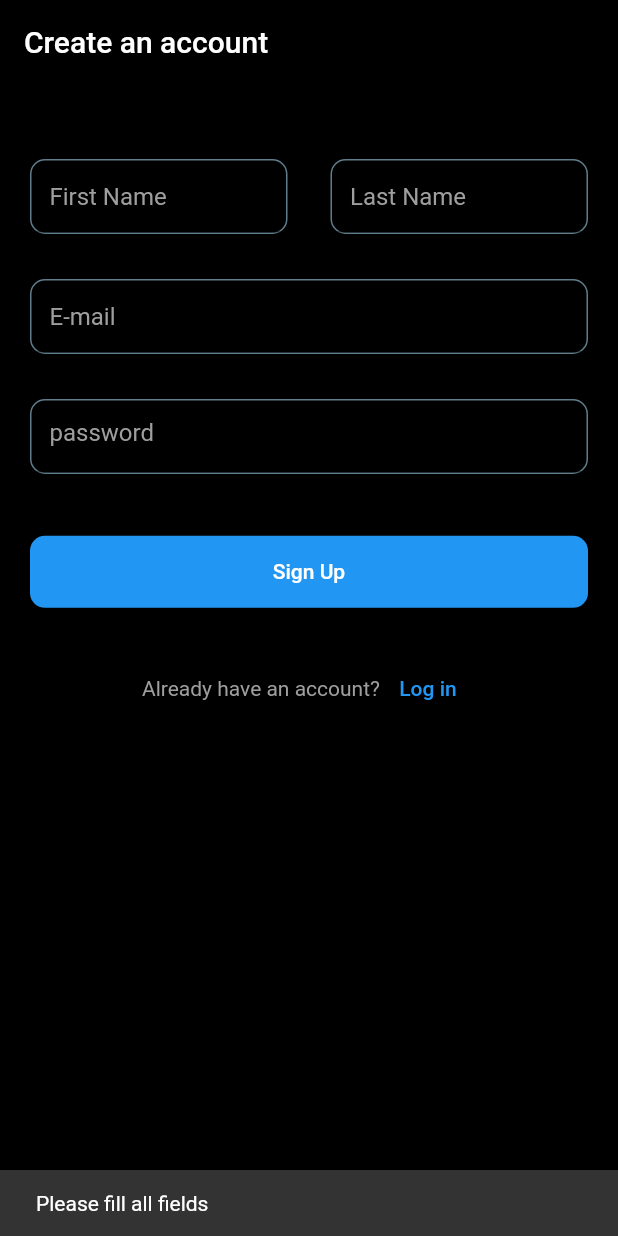
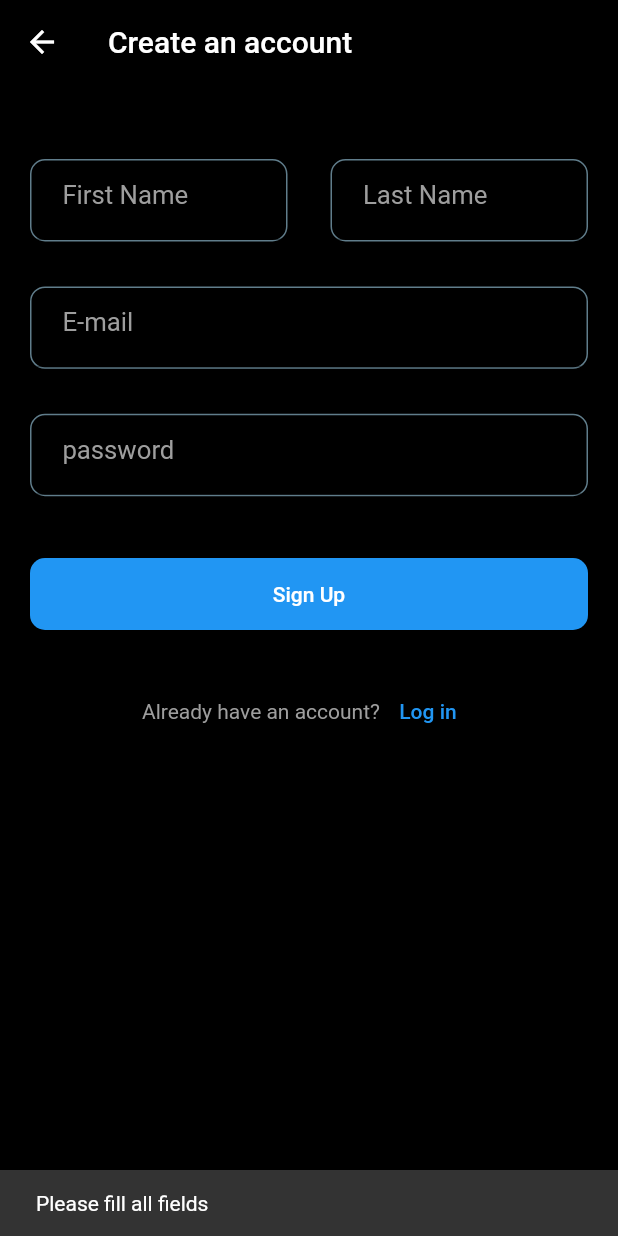
Before and after one commit to GreatGodson/FinTech, a Flutter app: the RegistrationScreen screen opened directly, after a tap on "Sign Up", on a phone screen of 412 x 824 dp. Run offline on Flutter 3.47's test engine with Material 2 defaults, Android fonts, the phone set to English and light mode, and no system bars; our stand-ins replace cloud_firestore, firebase_auth, firebase_core, flutter_screenutil; accounts and stored records are empty.

Commit message:
⚡ update: refactor

```diff
--- a/lib/components/password_textfield.dart
+++ b/lib/components/password_textfield.dart
@@ -1,4 +1,6 @@
 import 'package:flutter/material.dart';
+import 'package:simba_ultimate/styles/text_style.dart';
+import 'package:simba_ultimate/styles/theme.dart';
 
 class PasswordTextFieldWidget extends StatelessWidget {
   final double width;
@@ -18,28 +20,30 @@
 
   @override
   Widget build(BuildContext context) {
-    double height = MediaQuery.of(context).size.height;
+    Size size = MediaQuery.of(context).size;
     return Container(
       width: width,
+      height: size.height / 15,
       decoration: BoxDecoration(
           borderRadius: BorderRadius.circular(10.0),
-          border: Border.all(color: Colors.blueGrey)),
+          border: Border.all(color: blueGreyTheme)),
       child: TextField(
         onChanged: onChanged,
-        style: const TextStyle(color: Colors.white),
+        style: KTextFieldTextStyle,
         keyboardType: TextInputType.visiblePassword,
         obscureText: isPasswordHidden,
         decoration: InputDecoration(
           hintText: hintText,
-          contentPadding: const EdgeInsets.all(12.0),
-          hintStyle: const TextStyle(color: Colors.grey),
+          contentPadding:
+              EdgeInsets.only(left: size.width / 20, top: 14, bottom: 22),
+          hintStyle: KHintTextStyle,
           suffixIcon: InkWell(
               onTap: onTap,
               child: const Icon(
                 (Icons.visibility),
               )),
           focusedBorder: OutlineInputBorder(
-              borderSide: const BorderSide(color: Colors.blue),
+              borderSide: const BorderSide(color: blueTheme),
               borderRadius: BorderRadius.circular(10.0)),
         ),
       ),
--- a/lib/components/textfield_widget.dart
+++ b/lib/components/textfield_widget.dart
@@ -1,4 +1,6 @@
 import 'package:flutter/material.dart';
+import 'package:simba_ultimate/styles/text_style.dart';
+import 'package:simba_ultimate/styles/theme.dart';
 
 class TextFieldWidget extends StatelessWidget {
   final double width;
@@ -13,22 +15,25 @@
 
   @override
   Widget build(BuildContext context) {
-    double height = MediaQuery.of(context).size.height;
+    Size size = MediaQuery.of(context).size;
     return Container(
       width: width,
-      // height: height / 20,
+      height: size.height / 15,
       decoration: BoxDecoration(
           borderRadius: BorderRadius.circular(10.0),
-          border: Border.all(color: Colors.blueGrey)),
+          border: Border.all(color: blueGreyTheme)),
       child: TextField(
         onChanged: onChanged,
-        style: const TextStyle(color: Colors.white),
+        style: KTextFieldTextStyle,
         decoration: InputDecoration(
           hintText: hintText,
-          contentPadding: const EdgeInsets.all(12.0),
-          hintStyle: const TextStyle(color: Colors.grey),
+          contentPadding:
+              EdgeInsets.only(left: size.width / 20, top: 14, bottom: 22),
+          hintStyle: KHintTextStyle,
           focusedBorder: OutlineInputBorder(
-              borderSide: const BorderSide(color: Colors.blue),
+              borderSide: const BorderSide(
+                color: blueTheme,
+              ),
               borderRadius: BorderRadius.circular(10.0)),
         ),
       ),
--- /dev/null
+++ b/lib/styles/exceptions.dart
@@ -0,0 +1,5 @@
+import 'package:flutter/material.dart';
+
+const incorrectDetailsException = Text('username or password is incorrect');
+const internetException = Text('Check internet connection');
+const blankFieldException = Text('Please fill all fields');
--- a/lib/styles/text_style.dart
+++ b/lib/styles/text_style.dart
@@ -1 +1,24 @@
 import 'package:flutter/material.dart';
+import 'package:flutter_screenutil/flutter_screenutil.dart';
+import 'package:simba_ultimate/styles/theme.dart';
+
+TextStyle KHintTextStyle = TextStyle(color: greyTheme, fontSize: 15.sp);
+TextStyle KTextFieldTextStyle = TextStyle(color: Colors.white, fontSize: 17.sp);
+
+Text login = const Text(
+  'Login',
+  style: TextStyle(color: whiteTheme),
+);
+Text logInNav = const Text('Log in');
+
+Text createAccount = const Text('Create an account');
+
+Text signUp = const Text(
+  'Sign Up',
+  style: TextStyle(color: Colors.white),
+);
+
+Text oldUser = const Text(
+  'Already have an account?',
+  style: TextStyle(color: greyTheme),
+);
--- /dev/null
+++ b/lib/styles/theme.dart
@@ -0,0 +1,7 @@
+import 'package:flutter/material.dart';
+
+const blueGreyTheme = Colors.blueGrey;
+const greyTheme = Colors.grey;
+const blueTheme = Colors.blue;
+const blackTheme = Colors.black;
+const whiteTheme = Colors.white;
--- a/lib/ui/screens/home_screen.dart
+++ b/lib/ui/screens/home_screen.dart
@@ -1,5 +1,4 @@
 import 'package:cloud_firestore/cloud_firestore.dart';
-import 'package:firebase_auth/firebase_auth.dart';
 import 'package:flutter/material.dart';
 import 'package:simba_ultimate/components/card_widget.dart';
 import 'package:simba_ultimate/components/icons_widget.dart';
--- a/lib/ui/screens/profile_screen.dart
+++ b/lib/ui/screens/profile_screen.dart
@@ -13,8 +13,10 @@
   Authentication authentication = Authentication();
   logout() async {
     await authentication.logOutUser();
-    Navigator.push(
-        context, MaterialPageRoute(builder: (context) => const LoginScreen()));
+    Navigator.pushAndRemoveUntil(
+        context,
+        MaterialPageRoute(builder: (context) => const LoginScreen()),
+        (route) => false);
   }
 
   @override
--- a/lib/ui/screens/registration_screen.dart
+++ b/lib/ui/screens/registration_screen.dart
@@ -1,4 +1,3 @@
-import 'package:cloud_firestore/cloud_firestore.dart';
 import 'package:flutter/cupertino.dart';
 import 'package:flutter/material.dart';
 import 'package:simba_ultimate/components/button_widget.dart';
@@ -6,9 +5,10 @@
 import 'package:simba_ultimate/components/textfield_widget.dart';
 import 'package:simba_ultimate/services/authentication/authentication.dart';
 import 'package:simba_ultimate/services/currency_balance/currency_balance.dart';
+import 'package:simba_ultimate/styles/exceptions.dart';
+import 'package:simba_ultimate/styles/text_style.dart';
 import 'package:simba_ultimate/ui/screens/login_screen.dart';
 import 'package:simba_ultimate/ui/screens/verify_mail_screen.dart';
-import 'package:firebase_auth/firebase_auth.dart';
 
 class RegistrationScreen extends StatefulWidget {
   const RegistrationScreen({Key? key}) : super(key: key);
@@ -18,55 +18,61 @@
 }
 
 class _RegistrationScreenState extends State<RegistrationScreen> {
-  final auth = FirebaseAuth.instance;
-  final store = FirebaseFirestore.instance;
+  //object of the authentication class
+  final Authentication _authentication = Authentication();
   bool _isLoading = false;
-  Authentication authentication = Authentication();
-
   String _firstName = '';
   String _lastName = '';
   String _email = '';
   String _password = '';
-  int nairaBalance = 0;
-  int poundBalance = 0;
-  int dollarBalance = 0;
-  bool isPasswordHidden = true;
+  int _nairaBalance = 0;
+  int _poundBalance = 0;
+  int _dollarBalance = 0;
+  bool _isPasswordHidden = true;
 
-  togglePassword() {
-    isPasswordHidden = !isPasswordHidden;
+  // show and hide password
+  void _togglePassword() {
+    _isPasswordHidden = !_isPasswordHidden;
     setState(() {});
   }
 
-  _getCurrencyRates() async {
-    // _isLoading = true;
+  dynamic _getCurrencyRates() async {
+    // stream balances
     CurrencyBalance currency = CurrencyBalance();
-    List gottenData = await currency.getCurrenciesData();
+    // store balances in a list
+    List balanceData = await currency.getCurrenciesData();
     setState(() {
-      double ngnBalance = gottenData[0]["NGN"];
-      double gbpBalance = gottenData[0]["GBP"];
-      int usdBalance = gottenData[0]["USD"];
+      double ngnBalance = balanceData[0]["NGN"];
+      double gbpBalance = balanceData[0]["GBP"];
+      int usdBalance = balanceData[0]["USD"];
 
-      nairaBalance = ngnBalance.toInt();
-      poundBalance = gbpBalance.toInt();
-      dollarBalance = usdBalance.toInt();
+      _nairaBalance = ngnBalance.toInt();
+      _poundBalance = gbpBalance.toInt();
+      _dollarBalance = usdBalance.toInt();
     });
-
-    // _isLoading = false;
   }
 
-  Future createUser() async {
+  void _createUser() async {
     setState(() {
       _isLoading = true;
     });
-    bool internet = await authentication.checkInternetConnectivity();
+    bool internet = await _authentication.checkInternetConnectivity();
     if (_firstName.isNotEmpty &&
         _lastName.isNotEmpty &&
         _email.isNotEmpty &&
         _password.isNotEmpty) {
+      // check internet connectivity
       if (internet) {
+        // get currency rates
         await _getCurrencyRates();
-        final register = await authentication.registerUser(_email, _password,
-            _firstName, _lastName, dollarBalance, poundBalance, nairaBalance);
+        final register = await _authentication.registerUser(
+            _email,
+            _password,
+            _firstName,
+            _lastName,
+            _dollarBalance,
+            _poundBalance,
+            _nairaBalance);
 
         if (register != null) {
           Navigator.push(
@@ -74,19 +80,17 @@
               MaterialPageRoute(
                   builder: (context) => const VerifyMailScreen()));
         } else if (register == null) {
-          final exception = authentication.exception;
-
-          print('exception is $exception');
+          final exception = _authentication.exception;
           ScaffoldMessenger.of(context)
               .showSnackBar(SnackBar(content: Text(exception!)));
         }
       } else {
-        ScaffoldMessenger.of(context).showSnackBar(
-            const SnackBar(content: Text('Check internet connection')));
+        ScaffoldMessenger.of(context)
+            .showSnackBar(const SnackBar(content: internetException));
       }
     } else {
-      ScaffoldMessenger.of(context).showSnackBar(
-          const SnackBar(content: Text('Please fill all fields')));
+      ScaffoldMessenger.of(context)
+          .showSnackBar(const SnackBar(content: blankFieldException));
     }
 
     setState(() {
@@ -96,19 +100,16 @@
 
   @override
   Widget build(BuildContext context) {
-    double width = MediaQuery.of(context).size.width;
-    double height = MediaQuery.of(context).size.height;
+    Size size = MediaQuery.of(context).size;
     return Scaffold(
       appBar: AppBar(
-        backgroundColor: Colors.black,
-        title: const Text('Create an account'),
+        title: createAccount,
       ),
       body: SafeArea(
         child: ListView(children: [
           Padding(
             padding: const EdgeInsets.only(left: 20.0, right: 20.0, top: 50.0),
             child: Column(
-              // mainAxisAlignment: MainAxisAlignment.center,
               children: [
                 Row(
                   mainAxisAlignment: MainAxisAlignment.spaceBetween,
@@ -117,11 +118,11 @@
                       onChanged: (val) {
                         _firstName = val.trim();
                       },
-                      width: width / 2.4,
+                      width: size.width / 2.4,
                       hintText: 'First Name',
                     ),
                     TextFieldWidget(
-                      width: width / 2.4,
+                      width: size.width / 2.4,
                       hintText: 'Last Name',
                       onChanged: (val) {
                         _lastName = val.trim();
@@ -143,26 +144,22 @@
                   height: 30.0,
                 ),
                 PasswordTextFieldWidget(
-                  isPasswordHidden: isPasswordHidden,
+                  isPasswordHidden: _isPasswordHidden,
                   onChanged: (val) {
                     _password = val.trim();
                   },
-                  onTap: togglePassword,
+                  onTap: _togglePassword,
                   width: double.infinity,
                   hintText: 'password',
                 ),
                 SizedBox(
-                  height: height / 20,
+                  height: size.height / 20,
                 ),
                 TextButtonWidget(
-                  child: _isLoading
-                      ? const CupertinoActivityIndicator()
-                      : const Text(
-                          'Sign Up',
-                          style: TextStyle(color: Colors.white),
-                        ),
+                  child:
+                      _isLoading ? const CupertinoActivityIndicator() : signUp,
                   onPressed: () {
-                    createUser();
+                    _createUser();
                   },
                 ),
                 Padding(
@@ -170,18 +167,15 @@
                   child: Row(
                     mainAxisAlignment: MainAxisAlignment.center,
                     children: [
-                      const Text(
-                        'Already have an account?',
-                        style: TextStyle(color: Colors.grey),
-                      ),
+                      oldUser,
                       TextButton(
                           onPressed: () {
-                            Navigator.push(
+                            Navigator.pushReplacement(
                                 context,
                                 MaterialPageRoute(
                                     builder: (context) => const LoginScreen()));
                           },
-                          child: const Text('Log in'))
+                          child: logInNav)
                     ],
                   ),
                 ),
--- a/lib/ui/screens/splash_screen.dart
+++ b/lib/ui/screens/splash_screen.dart
@@ -2,6 +2,7 @@
 import 'package:flutter/material.dart';
 import 'package:simba_ultimate/constants.dart';
 import 'package:simba_ultimate/services/authentication/authentication.dart';
+import 'package:simba_ultimate/ui/screens/login_screen.dart';
 import 'package:simba_ultimate/ui/screens/navigation_bar_screen.dart';
 
 import 'dart:async';
@@ -23,8 +24,7 @@
       FirebaseAuth.instance.currentUser == null
           ? Navigator.pushReplacement(
               context,
-              MaterialPageRoute(
-                  builder: (context) => const RegistrationScreen()),
+              MaterialPageRoute(builder: (context) => const LoginScreen()),
             )
           : signInExistingUser();
     });
@@ -37,7 +37,7 @@
     });
 
     Navigator.pushReplacement(
-        context, MaterialPageRoute(builder: (context) => BottomNavBar()));
+        context, MaterialPageRoute(builder: (context) => const BottomNavBar()));
   }
 
   stateChanges() {
```
Also changed, not shown: lib/main.dart (+13 -3 lines), lib/ui/screens/login_screen.dart (+32 -21 lines), pubspec.yaml (+3 -39 lines), pubspec.lock.
